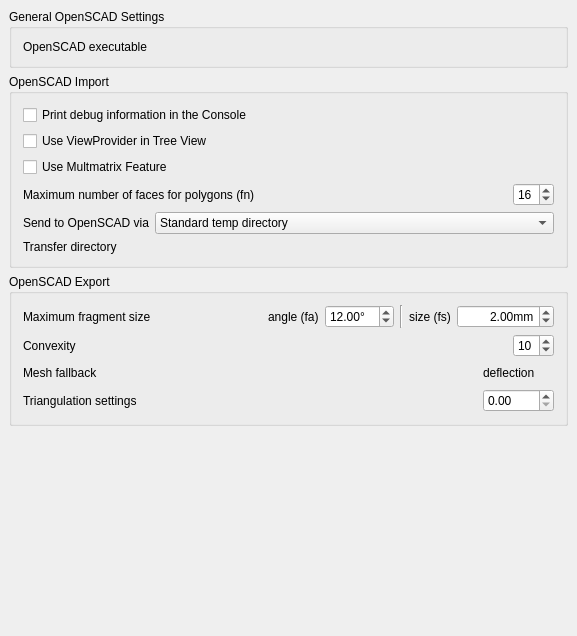
Before: the Qt Designer form src/Mod/OpenSCAD/Resources/ui/openscadprefs-base.ui in snorkel-marlin-repos/FreeCAD_FreeCAD_pr_21944_568da482-e9db-48e2-b9bf-4e5c63965329, drawn with Qt 5.
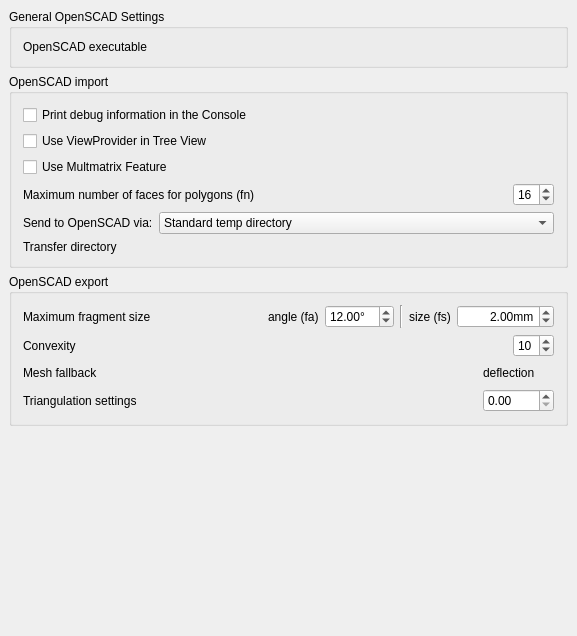
After: the same form once the commit is applied. Custom widgets are drawn as their Qt base class.

Diff of the .ui file:
```diff
--- a/src/Mod/OpenSCAD/Resources/ui/openscadprefs-base.ui
+++ b/src/Mod/OpenSCAD/Resources/ui/openscadprefs-base.ui
@@ -71,7 +71,7 @@
    <item>
     <widget class="QGroupBox" name="groupBox_2">
      <property name="title">
-      <string>OpenSCAD Import</string>
+      <string>OpenSCAD import</string>
      </property>
      <layout class="QVBoxLayout" name="verticalLayout">
       <item>
@@ -179,7 +179,7 @@
         <item>
          <widget class="QLabel" name="label_6">
           <property name="text">
-           <string>Send to OpenSCAD via</string>
+           <string>Send to OpenSCAD via:</string>
           </property>
          </widget>
         </item>
@@ -258,7 +258,7 @@
    <item>
     <widget class="QGroupBox" name="groupBox_3">
      <property name="title">
-      <string>OpenSCAD Export</string>
+      <string>OpenSCAD export</string>
      </property>
      <layout class="QVBoxLayout" name="verticalLayout_21">
       <item>
```
Left out of the diff: 2 changed lines with no effect on the pictures.
